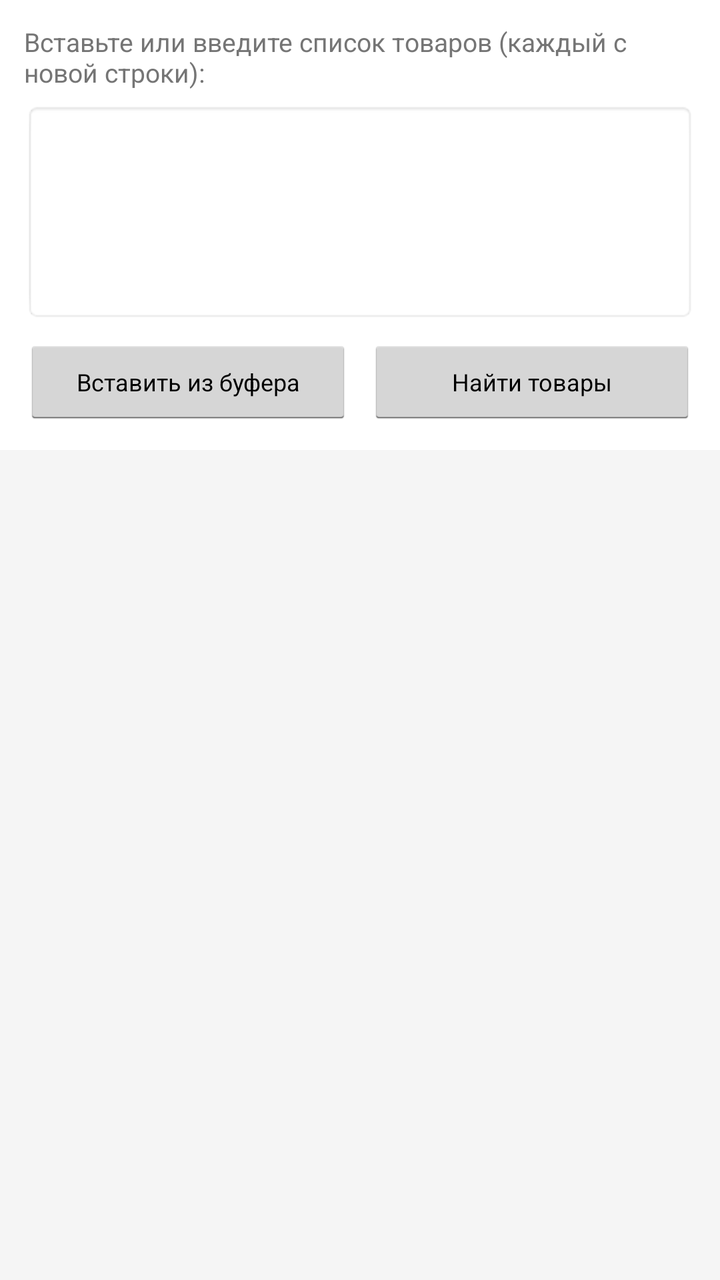
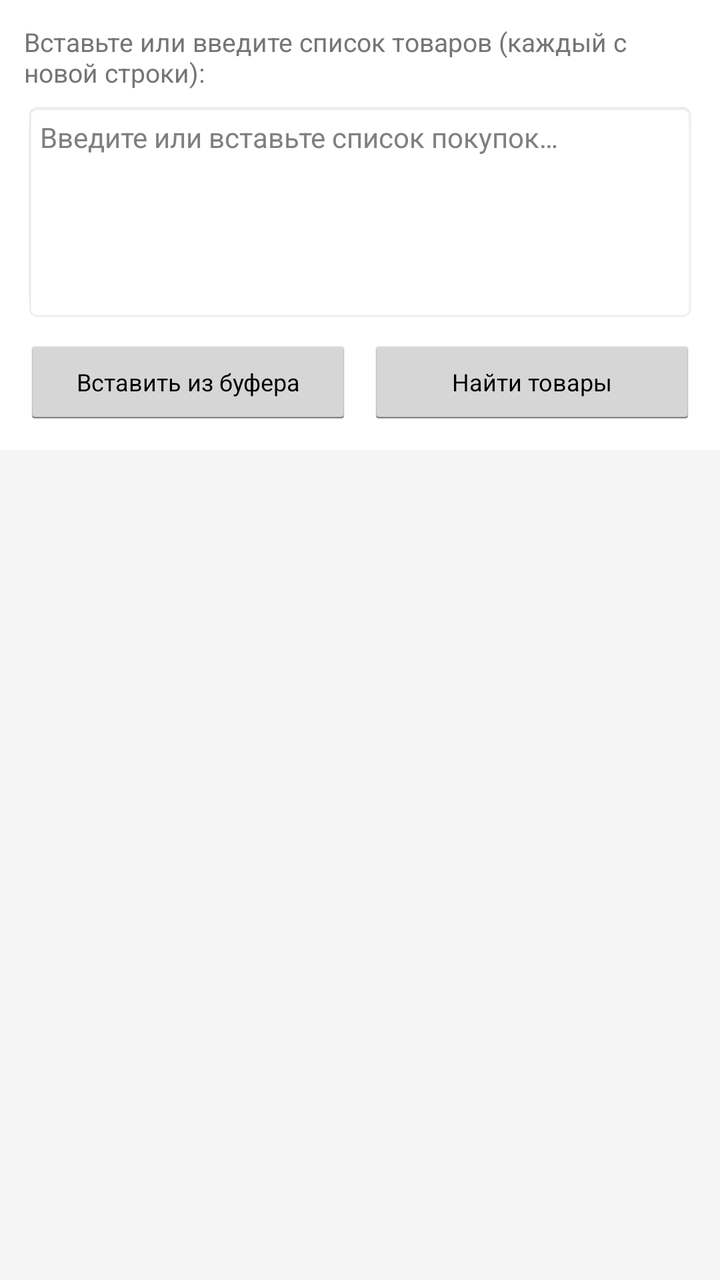

An Android layout rendered at two revisions. The XML below is the earlier revision; the diff shows what the commit changed to produce the second picture.
<!-- AndroidManifest.xml: application theme android:Theme.Holo.Light.DarkActionBar -->
<!-- res/layout/activity_shopping_list.xml -->
<?xml version="1.0" encoding="utf-8"?>
<LinearLayout xmlns:android="http://schemas.android.com/apk/res/android"
    android:layout_width="match_parent"
    android:layout_height="match_parent"
    android:orientation="vertical"
    android:background="@color/background_light">

    
    <LinearLayout
        android:layout_width="match_parent"
        android:layout_height="wrap_content"
        android:orientation="vertical"
        android:padding="12dp"
        android:background="@color/card_bg">

        <TextView
            android:layout_width="match_parent"
            android:layout_height="wrap_content"
            android:text="@string/hint_shopping_list"
            android:textSize="13sp"
            android:textColor="@color/text_secondary"
            android:layout_marginBottom="6dp" />

        <EditText
            android:id="@+id/etShoppingListInput"
            android:layout_width="match_parent"
            android:layout_height="110dp"
            android:gravity="top"
            android:inputType="textMultiLine"
            android:textSize="14sp"
            android:background="@android:drawable/editbox_background_normal"
            android:padding="8dp"
            android:layout_marginBottom="8dp" />

        <LinearLayout
            android:layout_width="match_parent"
            android:layout_height="wrap_content"
            android:orientation="horizontal">

            <Button
                android:id="@+id/btnPasteClipboard"
                android:layout_width="0dp"
                android:layout_height="44dp"
                android:layout_weight="1"
                android:text="@string/btn_paste_clipboard"
                android:textSize="12sp"
                android:layout_marginRight="4dp" />

            <Button
                android:id="@+id/btnProcessList"
                android:layout_width="0dp"
                android:layout_height="44dp"
                android:layout_weight="1"
                android:text="@string/btn_process_shopping_list"
                android:textSize="12sp"
                android:layout_marginLeft="4dp" />
        </LinearLayout>
    </LinearLayout>

    
    <TextView
        android:id="@+id/tvShoppingSummary"
        android:layout_width="match_parent"
        android:layout_height="wrap_content"
        android:padding="8dp"
        android:background="#ECEFF1"
        android:textSize="13sp"
        android:textColor="@color/text_primary"
        android:visibility="gone" />

    
    <ListView
        android:id="@+id/lvShoppingResults"
        android:layout_width="match_parent"
        android:layout_height="0dp"
        android:layout_weight="1"
        android:divider="@color/divider"
        android:dividerHeight="1dp" />

</LinearLayout>
<!-- resources referenced by this layout -->
<resources>
  <color name="background_light">#F5F5F5</color>
  <color name="card_bg">#FFFFFF</color>
  <color name="divider">#BDBDBD</color>
  <color name="text_primary">#212121</color>
  <color name="text_secondary">#757575</color>
  <string name="btn_paste_clipboard">Вставить из буфера</string>
  <string name="btn_process_shopping_list">Найти товары</string>
  <string name="hint_shopping_list">Вставьте или введите список товаров (каждый с новой строки):</string>
</resources>

<!-- the commit's change to res/layout/activity_shopping_list.xml (unified diff, before → after) -->
@@ -27,6 +27,7 @@
             android:layout_height="110dp"
             android:gravity="top"
             android:inputType="textMultiLine"
+            android:hint="@string/hint_shopping_list_input"
             android:textSize="14sp"
             android:background="@android:drawable/editbox_background_normal"
             android:padding="8dp"
@@ -44,7 +45,8 @@
                 android:layout_weight="1"
                 android:text="@string/btn_paste_clipboard"
                 android:textSize="12sp"
-                android:layout_marginRight="4dp" />
+                android:layout_marginRight="4dp"
+                android:layout_marginEnd="4dp" />
 
             <Button
                 android:id="@+id/btnProcessList"
@@ -53,7 +55,8 @@
                 android:layout_weight="1"
                 android:text="@string/btn_process_shopping_list"
                 android:textSize="12sp"
-                android:layout_marginLeft="4dp" />
+                android:layout_marginLeft="4dp"
+                android:layout_marginStart="4dp" />
         </LinearLayout>
     </LinearLayout>
 
<!-- resource entries referenced after the edit -->
@@ -8,5 +8,6 @@
   <string name="btn_paste_clipboard">Вставить из буфера</string>
   <string name="btn_process_shopping_list">Найти товары</string>
   <string name="hint_shopping_list">Вставьте или введите список товаров (каждый с новой строки):</string>
+  <string name="hint_shopping_list_input">Введите или вставьте список покупок…</string>
 </resources>
 
